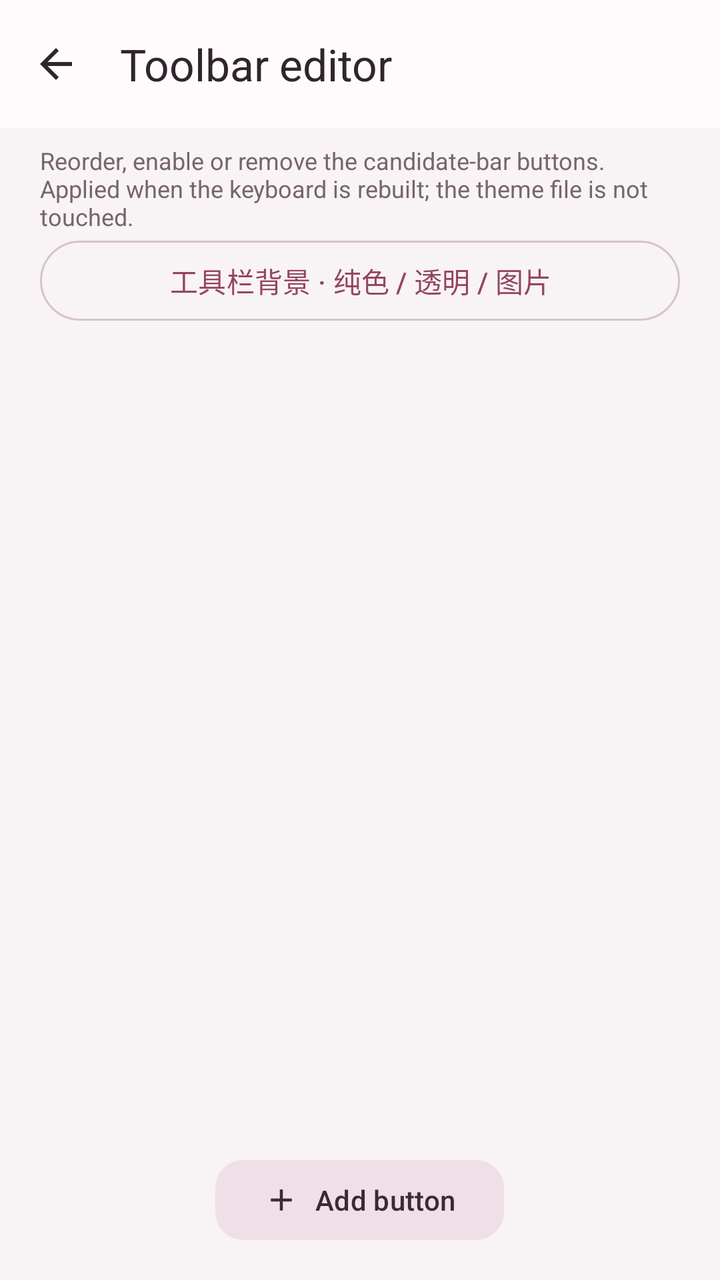
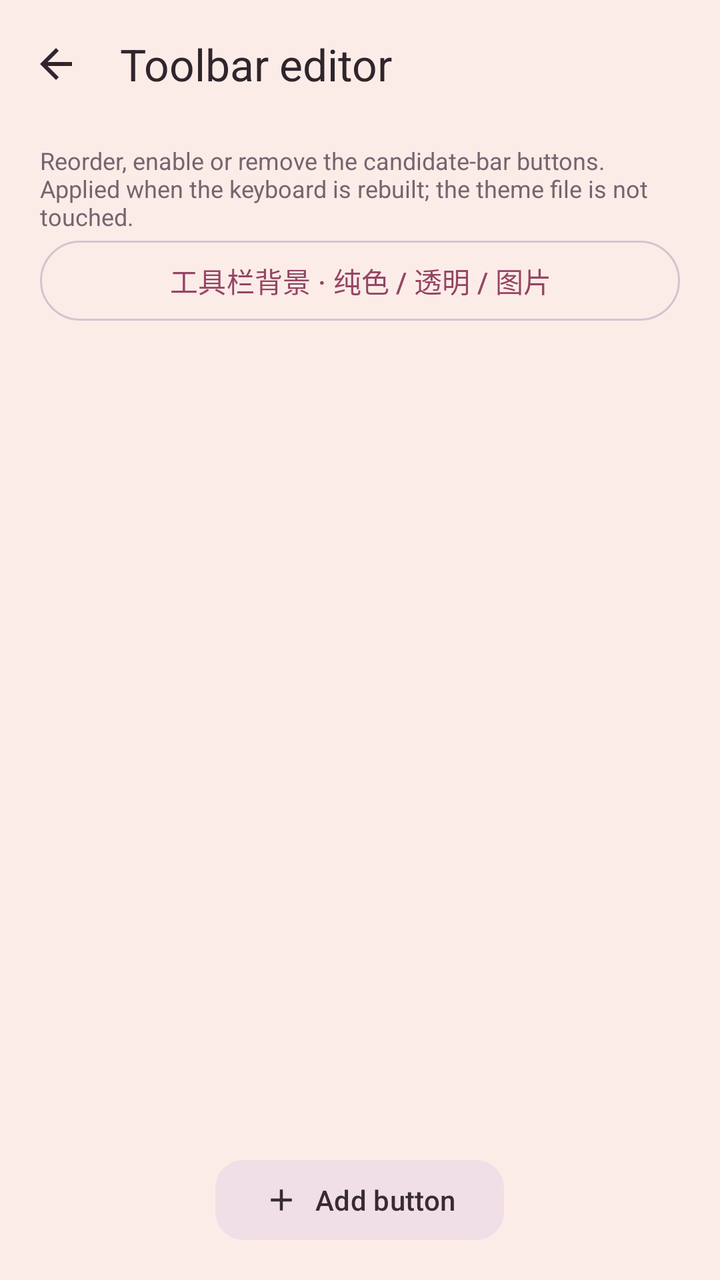

Screens rendered from an Android XML layout before and after an edit, with the pre-edit source and the edit as a unified diff.
<!-- AndroidManifest.xml: activity theme Theme.TrimeAppTheme -->
<!-- res/layout/activity_toolbar_edit.xml -->
<?xml version="1.0" encoding="utf-8"?>
<LinearLayout
    xmlns:android="http://schemas.android.com/apk/res/android"
    xmlns:app="http://schemas.android.com/apk/res-auto"
    android:layout_width="match_parent"
    android:layout_height="match_parent"
    android:background="?android:attr/colorBackground"
    android:orientation="vertical">

    <com.google.android.material.appbar.AppBarLayout
        android:id="@+id/toolbar_edit_app_bar"
        android:layout_width="match_parent"
        android:layout_height="wrap_content"
        android:background="?attr/colorSurface"
        app:elevation="0dp">

        <com.google.android.material.appbar.MaterialToolbar
            android:id="@+id/toolbar_edit_toolbar"
            android:layout_width="match_parent"
            android:layout_height="?attr/actionBarSize"
            app:navigationIcon="?attr/homeAsUpIndicator"
            app:navigationIconTint="?attr/colorOnSurface"
            app:title="@string/toolbar_edit"
            app:titleTextColor="?attr/colorOnSurface" />
    </com.google.android.material.appbar.AppBarLayout>

    <TextView
        android:layout_width="match_parent"
        android:layout_height="wrap_content"
        android:layout_marginStart="20dp"
        android:layout_marginTop="8dp"
        android:layout_marginEnd="20dp"
        android:text="@string/toolbar_edit_hint"
        android:textColor="?attr/colorOnSurfaceVariant"
        android:textSize="12sp" />

    <com.google.android.material.button.MaterialButton
        android:id="@+id/toolbar_edit_background"
        style="@style/Widget.Material3.Button.OutlinedButton"
        android:layout_width="match_parent"
        android:layout_height="wrap_content"
        android:layout_marginHorizontal="20dp"
        android:text="工具栏背景 · 纯色 / 透明 / 图片" />

    <androidx.recyclerview.widget.RecyclerView
        android:id="@+id/toolbar_edit_list"
        android:layout_width="match_parent"
        android:layout_height="0dp"
        android:layout_weight="1"
        android:clipToPadding="false"
        android:paddingTop="8dp"
        android:paddingBottom="16dp" />

    <com.google.android.material.button.MaterialButton
        android:id="@+id/toolbar_edit_add"
        style="@style/Widget.Material3.Button.TonalButton"
        android:layout_width="wrap_content"
        android:layout_height="wrap_content"
        android:layout_gravity="center_horizontal"
        android:layout_marginBottom="16dp"
        android:text="@string/toolbar_edit_add"
        app:cornerRadius="14dp"
        app:icon="@drawable/ic_baseline_add_24" />
</LinearLayout>
<!-- resources referenced by this layout -->
<resources>
  <!-- drawable ic_baseline_add_24 (drawable) -->
  <vector xmlns:android="http://schemas.android.com/apk/res/android"
      android:width="24dp"
      android:height="24dp"
      android:autoMirrored="true"
      android:viewportWidth="24"
      android:viewportHeight="24">
  
      <path
          android:fillColor="@android:color/white"
          android:pathData="M19,13h-6v6h-2v-6H5v-2h6V5h2v6h6v2z" />
  
  </vector>
  <string name="toolbar_edit">Toolbar editor</string>
  <string name="toolbar_edit_add">Add button</string>
  <string name="toolbar_edit_hint">Reorder, enable or remove the candidate-bar buttons. Applied when the keyboard is rebuilt; the theme file is not touched.</string>
  <color name="settings_surface_variant">#F1E8ED</color>
  <color name="settings_surface">#FFFBFD</color>
  <color name="settings_outline">#D5C3CD</color>
  <color name="m3_primary">#944563</color>
  <color name="m3_on_primary">#FFFFFF</color>
  <style name="Widget.Trime.Toolbar" parent="Widget.Material3.Toolbar">
          <item name="titleTextAppearance">@style/TextAppearance.Trime.ToolbarTitle</item>
          <item name="android:minHeight">?attr/actionBarSize</item>
      </style>
  <color name="framework_text_primary">#30252C</color>
  <color name="framework_text_secondary">#75656F</color>
  <color name="framework_background">#F8F3F5</color>
  <color name="m3_primary_container">#FFDAE6</color>
  <color name="m3_on_primary_container">#3D0B24</color>
  <color name="m3_secondary_container">#F1DFE7</color>
  <color name="m3_on_secondary_container">#372C34</color>
  <color name="m3_tertiary">#695780</color>
  <color name="m3_on_tertiary">#FFFFFF</color>
  <color name="m3_tertiary_container">#EEDDFA</color>
  <color name="m3_on_tertiary_container">#281638</color>
  <color name="colorPrimaryDark">#2D2F30</color>
  <color name="framework_control_normal">#76616C</color>
  <color name="framework_control_highlight">#1F944563</color>
  <color name="framework_foreground">#30252C</color>
  <style name="TextAppearance.Trime.ToolbarTitle" parent="TextAppearance.Material3.TitleLarge">
          <item name="android:textSize">22sp</item>
          <item name="android:fontFamily">sans-serif-medium</item>
      </style>
  <!-- unchanged entries left out for length: 1 -->
</resources>

<!-- the commit's change to res/layout/activity_toolbar_edit.xml (unified diff, before → after) -->
@@ -4,14 +4,14 @@
     xmlns:app="http://schemas.android.com/apk/res-auto"
     android:layout_width="match_parent"
     android:layout_height="match_parent"
-    android:background="?android:attr/colorBackground"
+    android:background="@color/framework_background"
     android:orientation="vertical">
 
     <com.google.android.material.appbar.AppBarLayout
         android:id="@+id/toolbar_edit_app_bar"
         android:layout_width="match_parent"
         android:layout_height="wrap_content"
-        android:background="?attr/colorSurface"
+        android:background="@color/framework_background"
         app:elevation="0dp">
 
         <com.google.android.material.appbar.MaterialToolbar
<!-- resource entries referenced after the edit -->
@@ -16,8 +16,8 @@
   <string name="toolbar_edit">Toolbar editor</string>
   <string name="toolbar_edit_add">Add button</string>
   <string name="toolbar_edit_hint">Reorder, enable or remove the candidate-bar buttons. Applied when the keyboard is rebuilt; the theme file is not touched.</string>
-  <color name="settings_surface_variant">#F1E8ED</color>
-  <color name="settings_surface">#FFFBFD</color>
+  <color name="settings_surface_variant">#F8DFDA</color>
+  <color name="settings_surface">#FFFAF6</color>
   <color name="settings_outline">#D5C3CD</color>
   <color name="m3_primary">#944563</color>
   <color name="m3_on_primary">#FFFFFF</color>
@@ -27,7 +27,7 @@
       </style>
   <color name="framework_text_primary">#30252C</color>
   <color name="framework_text_secondary">#75656F</color>
-  <color name="framework_background">#F8F3F5</color>
+  <color name="framework_background">#FCECE8</color>
   <color name="m3_primary_container">#FFDAE6</color>
   <color name="m3_on_primary_container">#3D0B24</color>
   <color name="m3_secondary_container">#F1DFE7</color>
